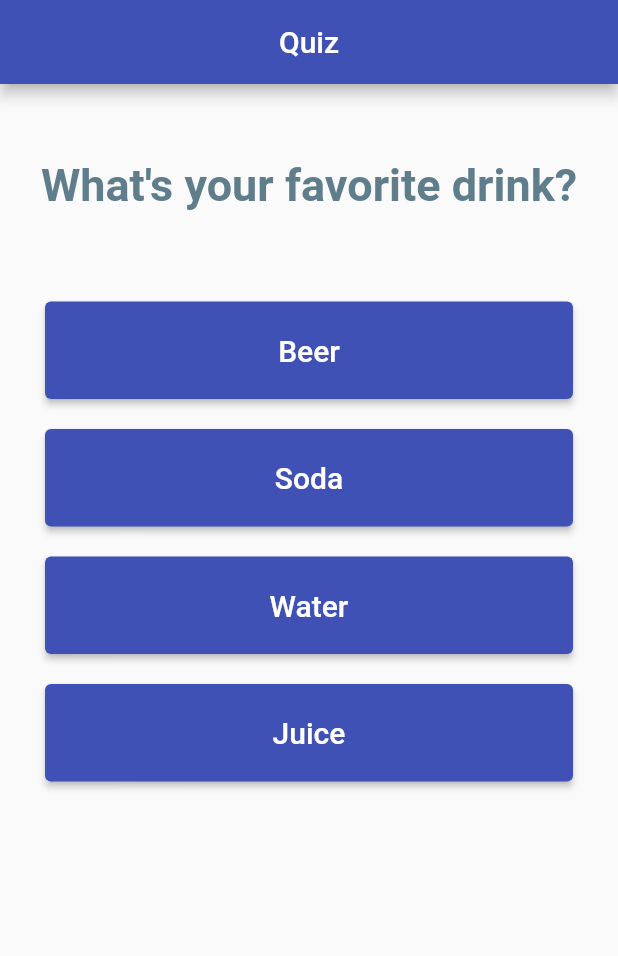
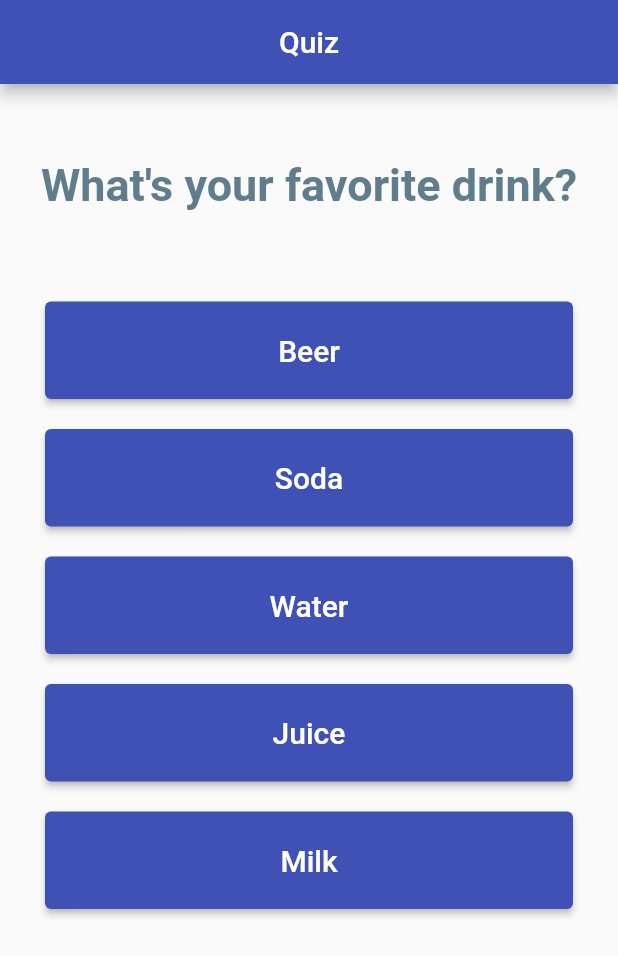
Before and after one commit to RPFlutter/Quiz_JarJarBinks, a Flutter app: the screen it shows after launch, after a tap on "Red", after a tap on "Elephant", after a tap on "Sandwich", on a phone screen of 412 x 824 dp. Shown: the top 956 px of the screen. Run offline on Flutter 3.47's test engine with Material 2 defaults, Android fonts, the phone set to English and light mode, and no system bars.

Commit message:
refactoring and add value for each answer

```diff
--- /dev/null
+++ b/lib/data/quiz_data.dart
@@ -0,0 +1,46 @@
+import '../question.dart';
+
+class Quiz {
+  static final List<Map<String, Object>> data = [
+    {
+      'question': Question('What\'s your favorite color?'),
+      "answers": [
+        {'text': 'Red', 'value': 1},
+        {'text': 'Blue', 'value': 2},
+        {'text': 'White', 'value': 3},
+        {'text': 'Yellow', 'value': 4},
+        {'text': 'Black', 'value': 5},
+      ]
+    },
+    {
+      'question': Question('What\'s your favorite animal?'),
+      "answers": [
+        {'text': 'Snake', 'value': 1},
+        {'text': 'Elephant', 'value': 2},
+        {'text': 'Eagle', 'value': 3},
+        {'text': 'Lion', 'value': 4},
+        {'text': 'Spider', 'value': 5},
+      ]
+    },
+    {
+      'question': Question('What\'s your favorite food?'),
+      "answers": [
+        {'text': 'Pizza', 'value': 1},
+        {'text': 'HotDog', 'value': 2},
+        {'text': 'Sandwich', 'value': 3},
+        {'text': 'French Fries', 'value': 4},
+        {'text': 'Bacon', 'value': 5},
+      ]
+    },
+    {
+      'question': Question('What\'s your favorite drink?'),
+      "answers": [
+        {'text': 'Beer', 'value': 1},
+        {'text': 'Soda', 'value': 2},
+        {'text': 'Water', 'value': 3},
+        {'text': 'Juice', 'value': 4},
+        {'text': 'Milk', 'value': 5},
+      ]
+    },
+  ];
+}
--- a/lib/main.dart
+++ b/lib/main.dart
@@ -1,4 +1,5 @@
 import 'package:flutter/material.dart';
+import 'data/quiz_data.dart';
 import 'result.dart';
 import 'answer_btn.dart';
 import 'question.dart';
@@ -7,52 +8,81 @@ main() => runApp(QuizApp());
 
 class _QuizAppState extends State<QuizApp> {
   int _current = 0;
+  //var _quizes = Quiz.data;
   bool hasNextQuestion() => (_current < _quizes.length);
   List<String> _userAnswers = [];
-
-  final List<Map<String, Object>> _quizes = [
+  static final List _quizes = [
     {
       'question': Question('What\'s your favorite color?'),
-      "answers": ['Red', 'Blue', 'Yellow', 'Black', 'White']
+      "answers": [
+        {'text': 'Red', 'value': 1},
+        {'text': 'Blue', 'value': 2},
+        {'text': 'White', 'value': 3},
+        {'text': 'Yellow', 'value': 4},
+        {'text': 'Black', 'value': 5},
+      ]
     },
     {
       'question': Question('What\'s your favorite animal?'),
-      "answers": ['Snake', 'Elephant', 'Eagle', 'Lion', 'Spider']
+      "answers": [
+        {'text': 'Snake', 'value': 1},
+        {'text': 'Elephant', 'value': 2},
+        {'text': 'Eagle', 'value': 3},
+        {'text': 'Lion', 'value': 4},
+        {'text': 'Spider', 'value': 5},
+      ]
     },
     {
       'question': Question('What\'s your favorite food?'),
-      "answers": ['Pizza', 'HotDog', 'Sandwich', 'French Fries', 'Bacon']
+      "answers": [
+        {'text': 'Pizza', 'value': 1},
+        {'text': 'HotDog', 'value': 2},
+        {'text': 'Sandwich', 'value': 3},
+        {'text': 'French Fries', 'value': 4},
+        {'text': 'Bacon', 'value': 5},
+      ]
     },
     {
       'question': Question('What\'s your favorite drink?'),
-      "answers": ['Beer', 'Soda', 'Water', 'Juice']
+      "answers": [
+        {'text': 'Beer', 'value': 1},
+        {'text': 'Soda', 'value': 2},
+        {'text': 'Water', 'value': 3},
+        {'text': 'Juice', 'value': 4},
+        {'text': 'Milk', 'value': 5},
+      ]
     },
   ];
 
-  void _responseButtonClicked(String answer) {
-    setState(() {
-      _current++;
-      _userAnswers.add(answer);
-    });
-  }
+  void _responseButtonClicked(String answer) => setState(() {
+        _current++;
+        _userAnswers.add(answer);
+      });
 
   void _restartQuiz() => setState(() {
         _current = 0;
         _userAnswers.clear();
       });
 
+  List<AnswerButton> get currentAnswers {
+    if (hasNextQuestion()) {
+      List<String> answers = [];
+
+      for (Map aAnswer in _quizes.elementAt(_current)['answers']) {
+        answers.add(aAnswer['text']);
+      }
+      List<AnswerButton> answerBtns = answers
+          .map((text) =>
+              AnswerButton(label: text, onClick: _responseButtonClicked))
+          .toList();
+
+      return answerBtns;
+    }
+    return null;
+  }
+
   @override
   Widget build(BuildContext context) {
-    List<String> answers =
-        hasNextQuestion() ? _quizes.elementAt(_current)["answers"] : null;
-
-    List<AnswerButton> answerBtns = hasNextQuestion()
-        ? answers
-            .map((text) =>
-                AnswerButton(label: text, onClick: _responseButtonClicked))
-            .toList()
-        : null;
-
     return (MaterialApp(
       theme: ThemeData(primarySwatch: Colors.indigo),
       home: Scaffold(
@@ -64,7 +94,7 @@ class _QuizAppState extends State<QuizApp> {
             ? Column(
                 children: [
                   _quizes[_current]['question'],
-                  ...answerBtns,
+                  ...currentAnswers,
                 ],
               )
             : Result(_userAnswers),
```
